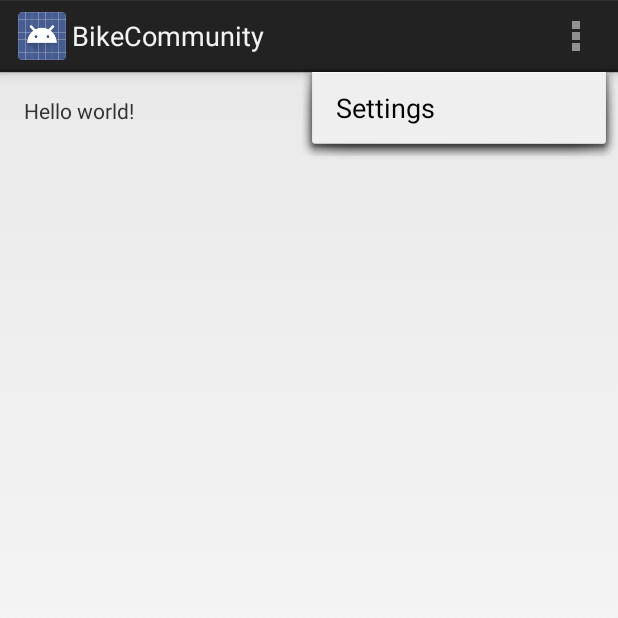
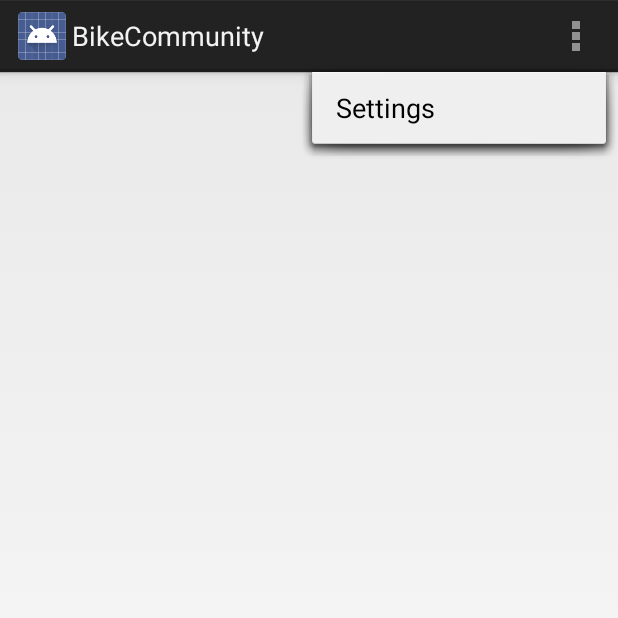
Before and after one commit to tbtyuk/BikeCommunity, an Android app: the screen it shows after launch (MyActivity), with the options menu open, on a phone screen of 412 x 824 dp, the top half of it. Run offline under Robolectric (Android 15) with nearby library versions, the phone set to English and light mode, and no system bars.

Commit message:
2Activity +

```diff
--- a/app/src/main/res/layout/activity_my.xml
+++ b/app/src/main/res/layout/activity_my.xml
@@ -1,16 +1,8 @@
-<RelativeLayout xmlns:android="http://schemas.android.com/apk/res/android"
-    xmlns:tools="http://schemas.android.com/tools"
-    android:layout_width="match_parent"
-    android:layout_height="match_parent"
-    android:paddingLeft="@dimen/activity_horizontal_margin"
-    android:paddingRight="@dimen/activity_horizontal_margin"
-    android:paddingTop="@dimen/activity_vertical_margin"
-    android:paddingBottom="@dimen/activity_vertical_margin"
-    tools:context=".MyActivity">
+<LinearLayout
+    android:orientation="vertical"
+    android:layout_width="fill_parent"
+    android:layout_height="fill_parent"
+    xmlns:android="http://schemas.android.com/apk/res/android">
 
-    <TextView
-        android:text="@string/hello_world"
-        android:layout_width="wrap_content"
-        android:layout_height="wrap_content" />
 
-</RelativeLayout>
+</LinearLayout>
--- a/app/src/main/res/values/strings.xml
+++ b/app/src/main/res/values/strings.xml
@@ -3,6 +3,10 @@
 
     <string name="app_name">BikeCommunity</string>
     <string name="hello_world">Hello world!</string>
+    <string name="passedmessage">Suretigai!!</string>
+    <string name="matchingmessage">Matching!!</string>
     <string name="action_settings">Settings</string>
+    <string name="title_activity_passed">passedActivity</string>
+    <string name="title_activity_matching">matchingActivity</string>
 
 </resources>
```
Also changed, not shown: app/src/main/AndroidManifest.xml (+8 -0 lines), 2 other files.
